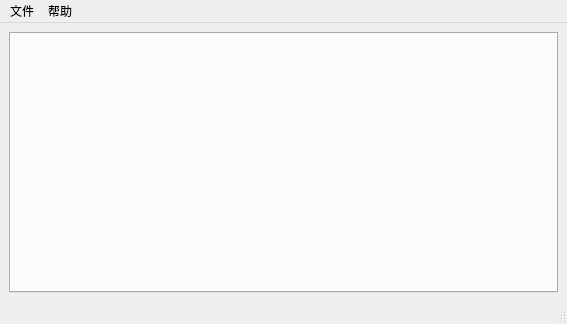
Qt form student/mainwindow.ui (Azulfufu/Qt-student-performance) before a commit.
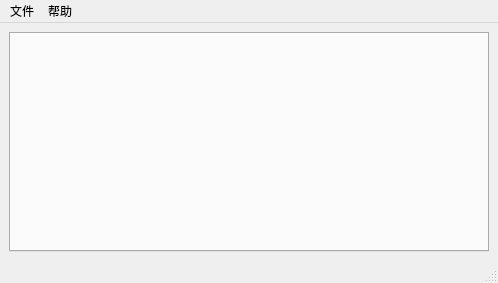
The same form after that commit.

The edit to the form file:
```diff
--- a/student/mainwindow.ui
+++ b/student/mainwindow.ui
@@ -6,8 +6,8 @@
    <rect>
     <x>0</x>
     <y>0</y>
-    <width>567</width>
-    <height>324</height>
+    <width>498</width>
+    <height>283</height>
    </rect>
   </property>
   <property name="windowTitle">
@@ -30,7 +30,7 @@
     <rect>
      <x>0</x>
      <y>0</y>
-     <width>567</width>
+     <width>498</width>
      <height>17</height>
     </rect>
    </property>
```
